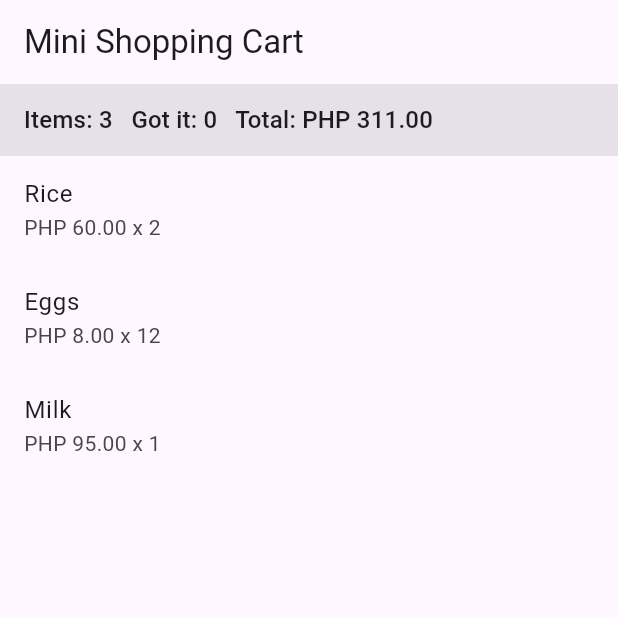
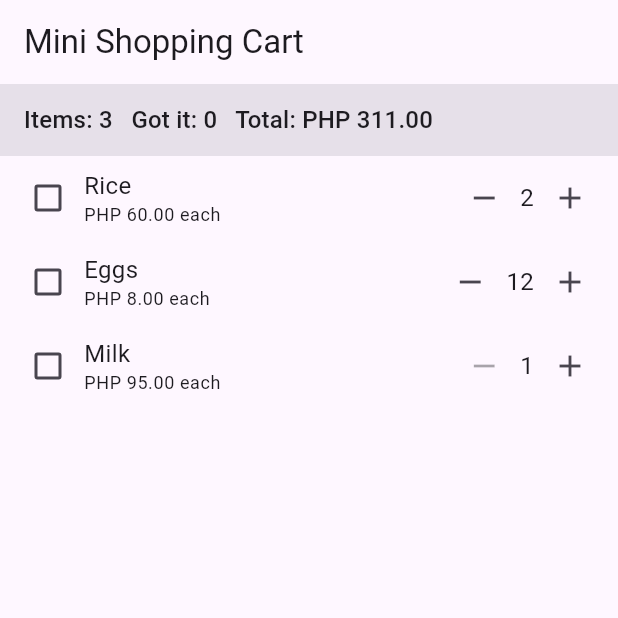
Before and after one commit to jayaguelo-spec/stateful-lab-jay, a Flutter app: the screen it shows after launch, on a phone screen of 412 x 824 dp, the top half of it. Run offline on Flutter 3.47's test engine with Material 3 defaults, Android fonts, the phone set to English and light mode, and no system bars.

Commit message:
Add CartItemTile and quantity controls with setState

```diff
--- a/lib/main.dart
+++ b/lib/main.dart
@@ -57,6 +57,26 @@ class _CartScreenState extends State<CartScreen> {
   /// How many items are already ticked off.
   int get _gotItCount => _items.where((item) => item.gotIt).length;
 
+  // Every mutation of the list or of an item happens inside setState(),
+  // so Flutter rebuilds the screen with the new values.
+  void _increase(int index) {
+    setState(() {
+      if (_items[index].quantity < 99) _items[index].quantity++;
+    });
+  }
+
+  void _decrease(int index) {
+    setState(() {
+      if (_items[index].quantity > 1) _items[index].quantity--;
+    });
+  }
+
+  void _toggle(int index) {
+    setState(() {
+      _items[index].gotIt = !_items[index].gotIt;
+    });
+  }
+
   @override
   Widget build(BuildContext context) {
     return Scaffold(
@@ -81,11 +101,12 @@ class _CartScreenState extends State<CartScreen> {
                 itemCount: _items.length,
                 itemBuilder: (context, index) {
                   final item = _items[index];
-                  return ListTile(
-                    title: Text(item.name),
-                    subtitle: Text(
-                      'PHP ${item.price.toStringAsFixed(2)} x ${item.quantity}',
-                    ),
+                  // Stateless child: receives data + callbacks only.
+                  return CartItemTile(
+                    item: item,
+                    onIncrease: () => _increase(index),
+                    onDecrease: () => _decrease(index),
+                    onToggle: () => _toggle(index),
                   );
                 },
               ),
@@ -96,3 +117,65 @@ class _CartScreenState extends State<CartScreen> {
     );
   }
 }
+
+/// Stateless child widget: it only renders the data it is given and
+/// forwards button presses through callbacks. It never calls setState().
+class CartItemTile extends StatelessWidget {
+  const CartItemTile({
+    super.key,
+    required this.item,
+    required this.onIncrease,
+    required this.onDecrease,
+    required this.onToggle,
+  });
+
+  final CartItem item;
+  final VoidCallback onIncrease;
+  final VoidCallback onDecrease;
+  final VoidCallback onToggle;
+
+  @override
+  Widget build(BuildContext context) {
+    return Padding(
+      padding: const EdgeInsets.symmetric(horizontal: 8, vertical: 4),
+      child: Row(
+        children: [
+          Checkbox(
+            value: item.gotIt,
+            // The parent decides what happens; the tile just reports the tap.
+            onChanged: (_) => onToggle(),
+          ),
+          Expanded(
+            child: Column(
+              crossAxisAlignment: CrossAxisAlignment.start,
+              children: [
+                Text(
+                  item.name,
+                  style: TextStyle(
+                    fontSize: 16,
+                    decoration: item.gotIt ? TextDecoration.lineThrough : null,
+                  ),
+                ),
+                Text(
+                  'PHP ${item.price.toStringAsFixed(2)} each',
+                  style: Theme.of(context).textTheme.bodySmall,
+                ),
+              ],
+            ),
+          ),
+          IconButton(
+            icon: const Icon(Icons.remove),
+            // Quantity can never drop below 1.
+            onPressed: item.quantity > 1 ? onDecrease : null,
+          ),
+          Text('${item.quantity}', style: const TextStyle(fontSize: 16)),
+          IconButton(
+            icon: const Icon(Icons.add),
+            // Quantity can never rise above 99.
+            onPressed: item.quantity < 99 ? onIncrease : null,
+          ),
+        ],
+      ),
+    );
+  }
+}
```
